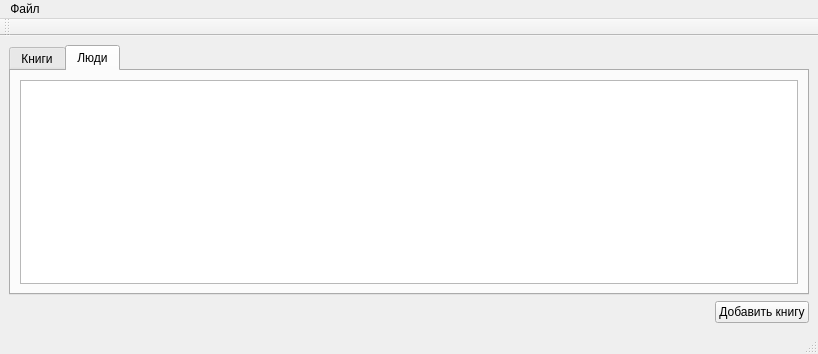
Before: the Qt Designer form mainwindow.ui in qreodium/is_libary, drawn with Qt 5.
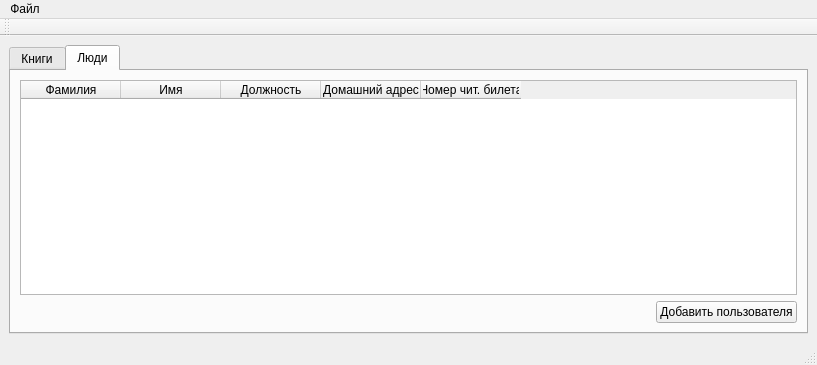
After: the same form once the commit is applied. The open tabs and pages were chosen to show the change.

```diff
--- a/mainwindow.ui
+++ b/mainwindow.ui
@@ -6,8 +6,8 @@
    <rect>
     <x>0</x>
     <y>0</y>
-    <width>818</width>
-    <height>354</height>
+    <width>817</width>
+    <height>365</height>
    </rect>
   </property>
   <property name="windowTitle">
@@ -83,6 +83,30 @@
           </column>
          </widget>
         </item>
+        <item>
+         <layout class="QHBoxLayout" name="horizontalLayout">
+          <item>
+           <spacer name="horizontalSpacer">
+            <property name="orientation">
+             <enum>Qt::Horizontal</enum>
+            </property>
+            <property name="sizeHint" stdset="0">
+             <size>
+              <width>40</width>
+              <height>20</height>
+             </size>
+            </property>
+           </spacer>
+          </item>
+          <item>
+           <widget class="QPushButton" name="pushButtonBook">
+            <property name="text">
+             <string>Добавить книгу</string>
+            </property>
+           </widget>
+          </item>
+         </layout>
+        </item>
        </layout>
       </widget>
       <widget class="QWidget" name="Peoples">
@@ -91,36 +115,74 @@
        </attribute>
        <layout class="QVBoxLayout" name="verticalLayout_3">
         <item>
-         <widget class="QTableWidget" name="tablePepole"/>
+         <widget class="QTableWidget" name="tablePepole">
+          <property name="minimumSize">
+           <size>
+            <width>775</width>
+            <height>0</height>
+           </size>
+          </property>
+          <property name="showGrid">
+           <bool>true</bool>
+          </property>
+          <property name="cornerButtonEnabled">
+           <bool>true</bool>
+          </property>
+          <column>
+           <property name="text">
+            <string>Фамилия</string>
+           </property>
+          </column>
+          <column>
+           <property name="text">
+            <string>Имя</string>
+           </property>
+          </column>
+          <column>
+           <property name="text">
+            <string>Должность</string>
+           </property>
+          </column>
+          <column>
+           <property name="text">
+            <string>Домашний адрес</string>
+           </property>
+          </column>
+          <column>
+           <property name="text">
+            <string>Номер чит. билета</string>
+           </property>
+          </column>
+         </widget>
+        </item>
+        <item>
+         <layout class="QHBoxLayout" name="horizontalLayout_2">
+          <item>
+           <spacer name="horizontalSpacer_2">
+            <property name="orientation">
+             <enum>Qt::Horizontal</enum>
+            </property>
+            <property name="sizeHint" stdset="0">
+             <size>
+              <width>40</width>
+              <height>20</height>
+             </size>
+            </property>
+           </spacer>
+          </item>
+          <item>
+           <widget class="QPushButton" name="pushButtonPeople">
+            <property name="text">
+             <string>Добавить пользователя</string>
+            </property>
+           </widget>
+          </item>
+         </layout>
         </item>
        </layout>
       </widget>
      </widget>
     </item>
-    <item>
-     <layout class="QHBoxLayout" name="horizontalLayout">
-      <item>
-       <spacer name="horizontalSpacer">
-        <property name="orientation">
-         <enum>Qt::Horizontal</enum>
-        </property>
-        <property name="sizeHint" stdset="0">
-         <size>
-          <width>40</width>
-          <height>20</height>
-         </size>
-        </property>
-       </spacer>
-      </item>
-      <item>
-       <widget class="QPushButton" name="pushButton">
-        <property name="text">
-         <string>Добавить книгу</string>
-        </property>
-       </widget>
-      </item>
-     </layout>
-    </item>
    </layout>
   </widget>
   <widget class="QMenuBar" name="menubar">
@@ -128,7 +190,7 @@
     <rect>
      <x>0</x>
      <y>0</y>
-     <width>818</width>
+     <width>817</width>
      <height>21</height>
     </rect>
    </property>
```
Left out of the diff: 23 changed lines with no effect on the pictures.
